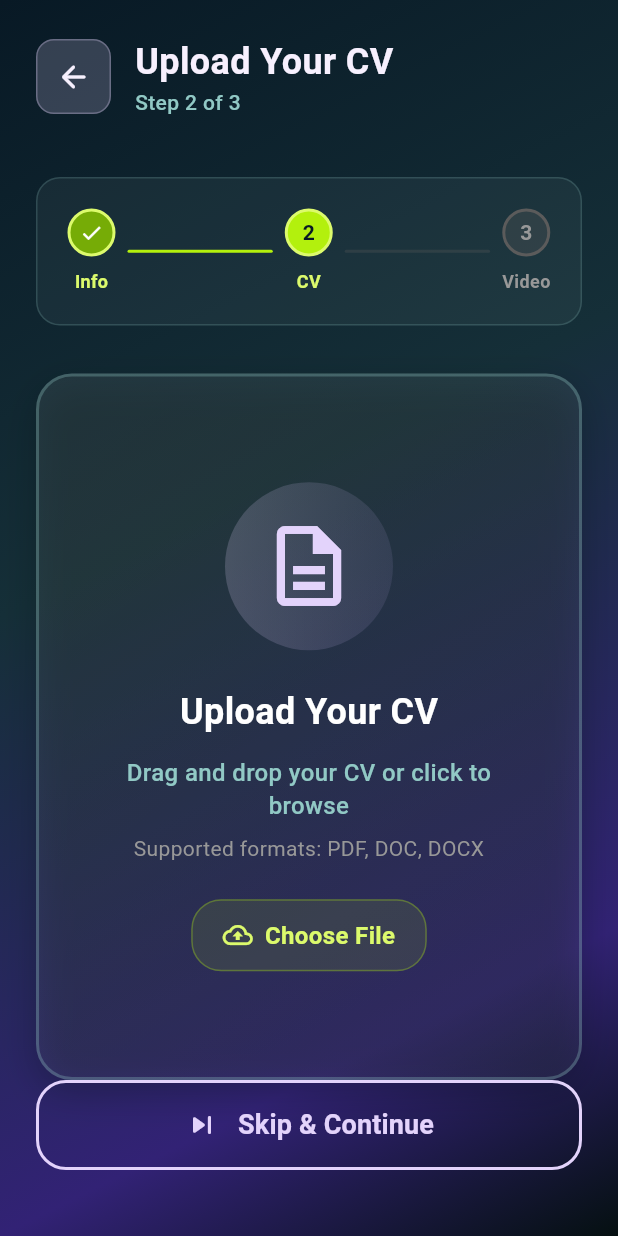
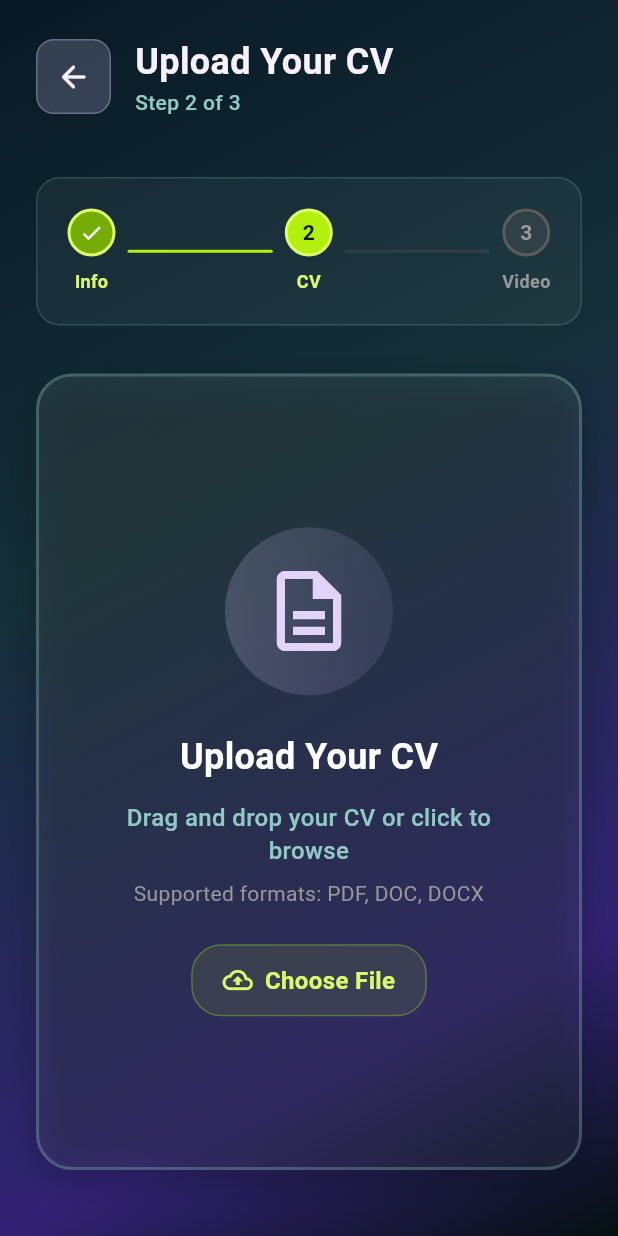
Before and after one commit to mokshchadha/profesh_forms, a Flutter app: the UploadCVScreen screen opened directly with empty values, on a phone screen of 412 x 824 dp. Run offline on Flutter 3.47's test engine with Material 3 defaults, Android fonts, the light colour scheme and no system bars; our stand-ins replace camera, chewie, file_picker, firebase_core, permission_handler, shared_preferences and 1 more; missing offline and left inert: pdfrx; accounts and stored records are empty.

Commit message:
button size fixed

```diff
--- a/lib/screens/upload_cv_screen.dart
+++ b/lib/screens/upload_cv_screen.dart
@@ -592,41 +592,42 @@ class _UploadCVScreenState extends State<UploadCVScreen>
           if (_showPreview && _selectedFile != null && !_isUploading) ...[
             // Action buttons are now handled by the PDFPreviewWidget
             const SizedBox.shrink(),
-          ] else if (!_showPreview && !_isUploading) ...[
-            // Show skip button when no file is selected
-            SizedBox(
-              width: double.infinity,
-              height: 60,
-              child: OutlinedButton(
-                onPressed: _skipToVideo,
-                style: OutlinedButton.styleFrom(
-                  side: BorderSide(color: ThemeColors.mauve300.color, width: 2),
-                  shape: RoundedRectangleBorder(
-                    borderRadius: BorderRadius.circular(20),
-                  ),
-                ),
-                child: Row(
-                  mainAxisAlignment: MainAxisAlignment.center,
-                  children: [
-                    Icon(
-                      Icons.skip_next_rounded,
-                      color: ThemeColors.mauve300.color,
-                      size: 24,
-                    ),
-                    const SizedBox(width: 12),
-                    Text(
-                      'Skip & Continue',
-                      style: TextStyle(
-                        fontSize: 18,
-                        fontWeight: FontWeight.bold,
-                        color: ThemeColors.mauve300.color,
-                      ),
-                    ),
-                  ],
-                ),
-              ),
-            ),
           ],
+          // else if (!_showPreview && !_isUploading) ...[
+          //   // Show skip button when no file is selected
+          //   SizedBox(
+          //     width: double.infinity,
+          //     height: 60,
+          //     child: OutlinedButton(
+          //       onPressed: _skipToVideo,
+          //       style: OutlinedButton.styleFrom(
+          //         side: BorderSide(color: ThemeColors.mauve300.color, width: 2),
+          //         shape: RoundedRectangleBorder(
+          //           borderRadius: BorderRadius.circular(20),
+          //         ),
+          //       ),
+          //       child: Row(
+          //         mainAxisAlignment: MainAxisAlignment.center,
+          //         children: [
+          //           Icon(
+          //             Icons.skip_next_rounded,
+          //             color: ThemeColors.mauve300.color,
+          //             size: 24,
+          //           ),
+          //           const SizedBox(width: 12),
+          //           Text(
+          //             'Skip & Continue',
+          //             style: TextStyle(
+          //               fontSize: 18,
+          //               fontWeight: FontWeight.bold,
+          //               color: ThemeColors.mauve300.color,
+          //             ),
+          //           ),
+          //         ],
+          //       ),
+          //     ),
+          //   ),
+          // ]
         ],
       ),
     );
--- a/lib/screens/upload_video_screen.dart
+++ b/lib/screens/upload_video_screen.dart
@@ -811,8 +811,13 @@ class _UploadVideoScreenState extends State<UploadVideoScreen>
 
     // When not showing preview and not processing, show submit button
     if (!_showPreview && !isProcessing) {
-      return SizedBox(
-        width: double.infinity,
+      return Center(
+        child: ConstrainedBox(
+          constraints: BoxConstraints(
+            maxWidth: isMobile ? double.infinity : 400,
+          ),
+          child: SizedBox(
+            width: isMobile ? double.infinity : 400,
             height: isMobile ? 50 : 60,
             child: OutlinedButton(
               onPressed: _skipVideo,
@@ -821,7 +826,9 @@ class _UploadVideoScreenState extends State<UploadVideoScreen>
                 shape: RoundedRectangleBorder(
                   borderRadius: BorderRadius.circular(20),
                 ),
-            backgroundColor: ThemeColors.mauve300.color.withValues(alpha: 0.05),
+                backgroundColor: ThemeColors.mauve300.color.withValues(
+                  alpha: 0.05,
+                ),
               ),
               child: Row(
                 mainAxisAlignment: MainAxisAlignment.center,
@@ -843,6 +850,8 @@ class _UploadVideoScreenState extends State<UploadVideoScreen>
                 ],
               ),
             ),
+          ),
+        ),
       );
     }
 
```
Lines whose indentation alone changed are shown as unchanged.
